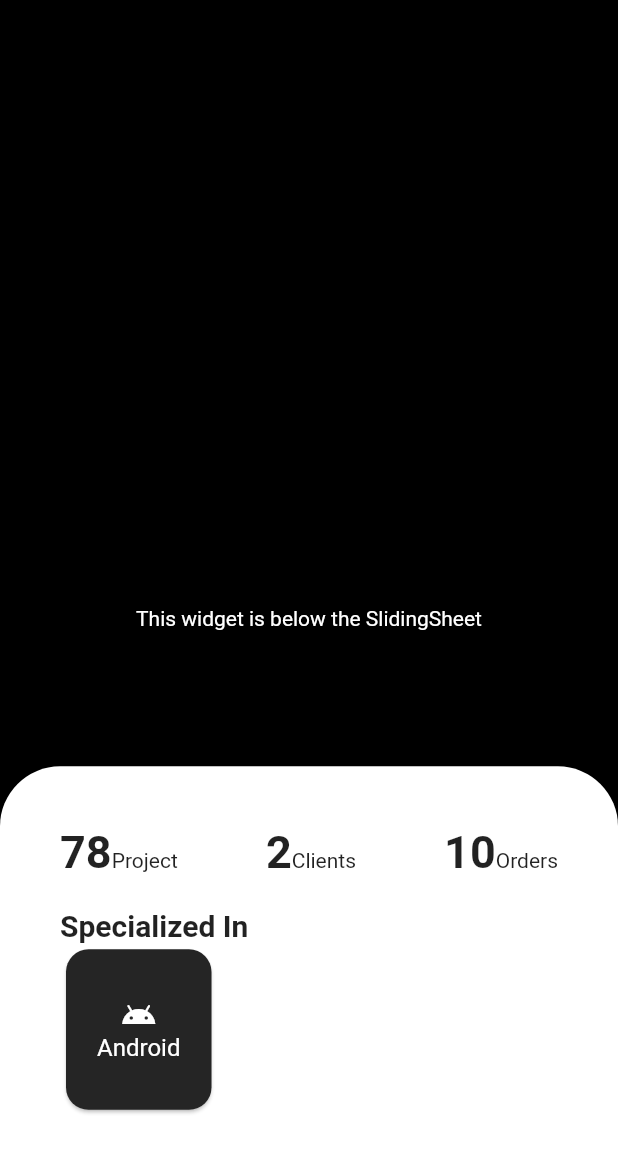
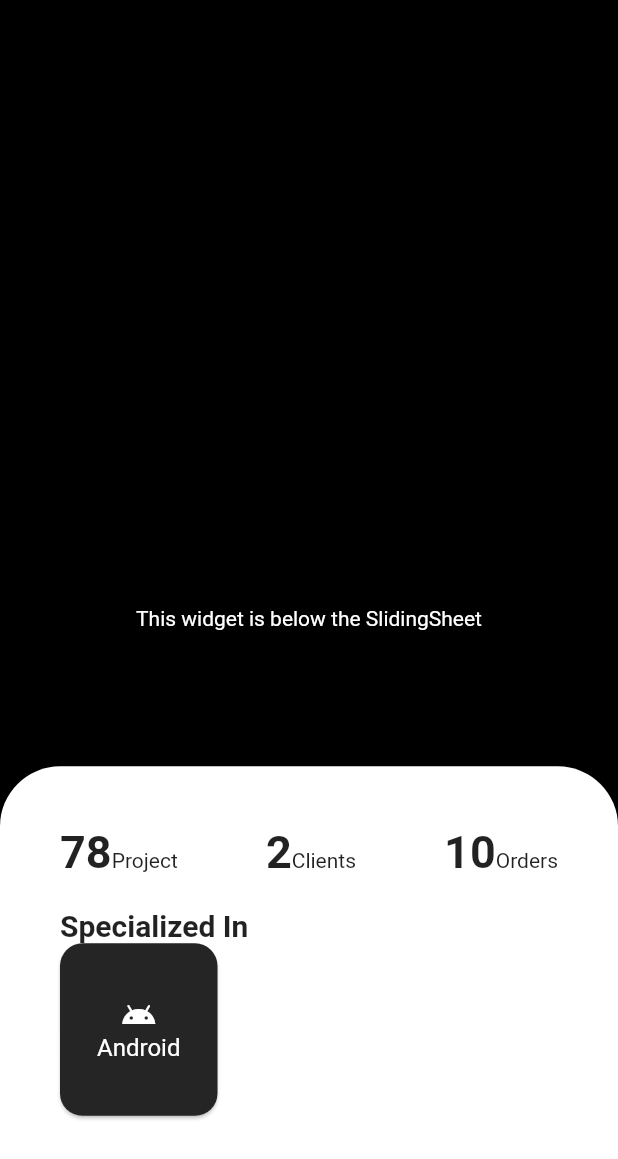
Before and after one commit to Haroon-Zafar/portfolioFlutter, a Flutter app: the screen it shows after launch, on a phone screen of 412 x 824 dp. Shown: the top 1159 px of the screen. Run offline on Flutter 3.47's test engine with Material 2 defaults, Android fonts, the phone set to English and light mode, and no system bars; drawn by our look-alikes of sliding_sheet; missing offline and left inert: dart:html.

Commit message:
EdgeInsets.only(0)

```diff
--- a/lib/home.dart
+++ b/lib/home.dart
@@ -100,6 +100,7 @@ class _MyHomeState extends State<MyHome> {
                           height: 115,
                           width: 105,
                           child: Card(
+                            margin: EdgeInsets.all(0),
                             color: Color(0xff252525),
                             shape: RoundedRectangleBorder(
                               borderRadius: BorderRadius.circular(15),
```
